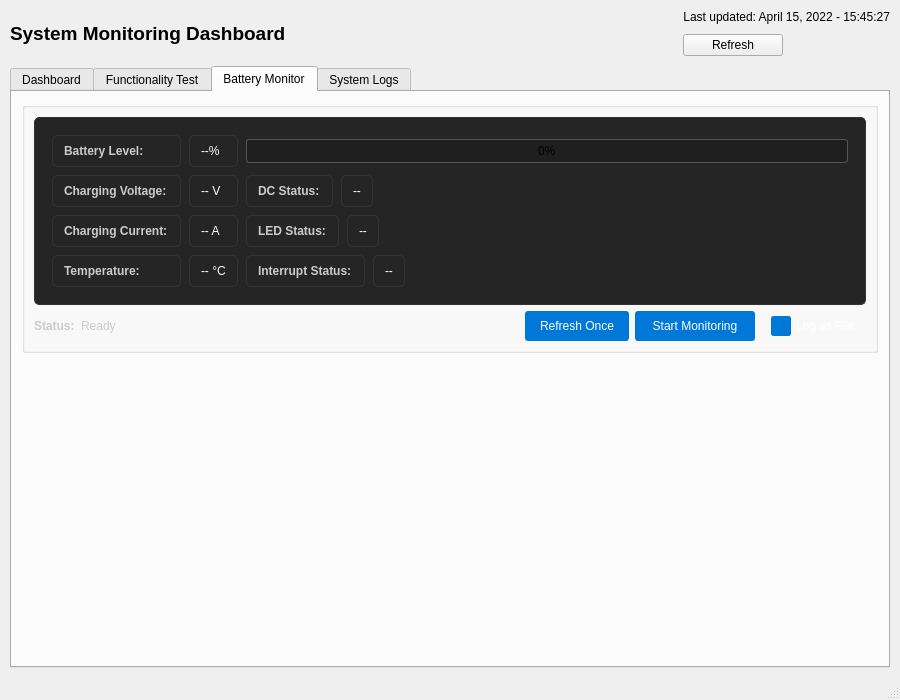
MingYuan-Chen/orion_v2, file gui/ui/main_window.ui: the form before one commit.
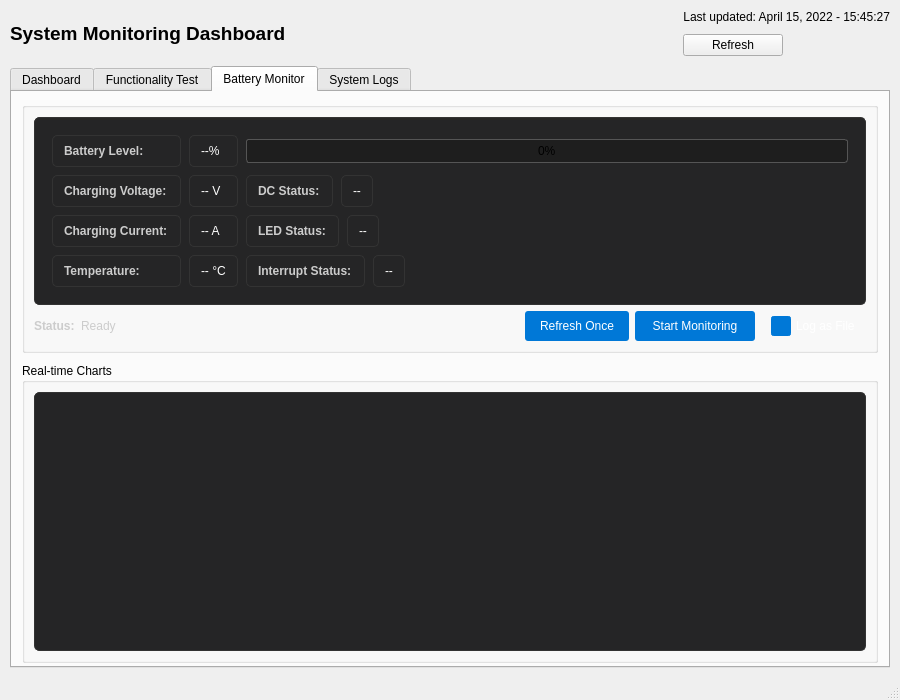
The form after the commit. The open tabs and pages were chosen to show the change.

Commit message: apply line chart for battery monitor

The edit to the form file:
```diff
--- a/gui/ui/main_window.ui
+++ b/gui/ui/main_window.ui
@@ -1503,6 +1503,49 @@
           </layout>
          </widget>
         </item>
+        <item>
+         <widget class="QGroupBox" name="groupBox_battery_chart">
+          <property name="title">
+           <string>Real-time Charts</string>
+          </property>
+          <property name="minimumSize">
+           <size>
+            <width>0</width>
+            <height>300</height>
+           </size>
+          </property>
+          <layout class="QVBoxLayout" name="verticalLayout_battery_chart">
+           <item>
+            <widget class="QWidget" name="widget_battery_chart_container">
+             <property name="styleSheet">
+              <string>QWidget {
+    background-color: #252526;
+    border: 1px solid #333333;
+    border-radius: 5px;
+}</string>
+             </property>
+             <layout class="QVBoxLayout" name="verticalLayout_chart_placeholder">
+              <property name="spacing">
+               <number>0</number>
+              </property>
+              <property name="leftMargin">
+               <number>5</number>
+              </property>
+              <property name="topMargin">
+               <number>5</number>
+              </property>
+              <property name="rightMargin">
+               <number>5</number>
+              </property>
+              <property name="bottomMargin">
+               <number>5</number>
+              </property>
+             </layout>
+            </widget>
+           </item>
+          </layout>
+         </widget>
+        </item>
         <item>
          <spacer name="verticalSpacer_battery_monitor">
           <property name="orientation">
@@ -1511,7 +1554,7 @@
           <property name="sizeHint" stdset="0">
            <size>
             <width>20</width>
-            <height>40</height>
+            <height>20</height>
            </size>
           </property>
          </spacer>
```
The commit also changes 4 other files.
